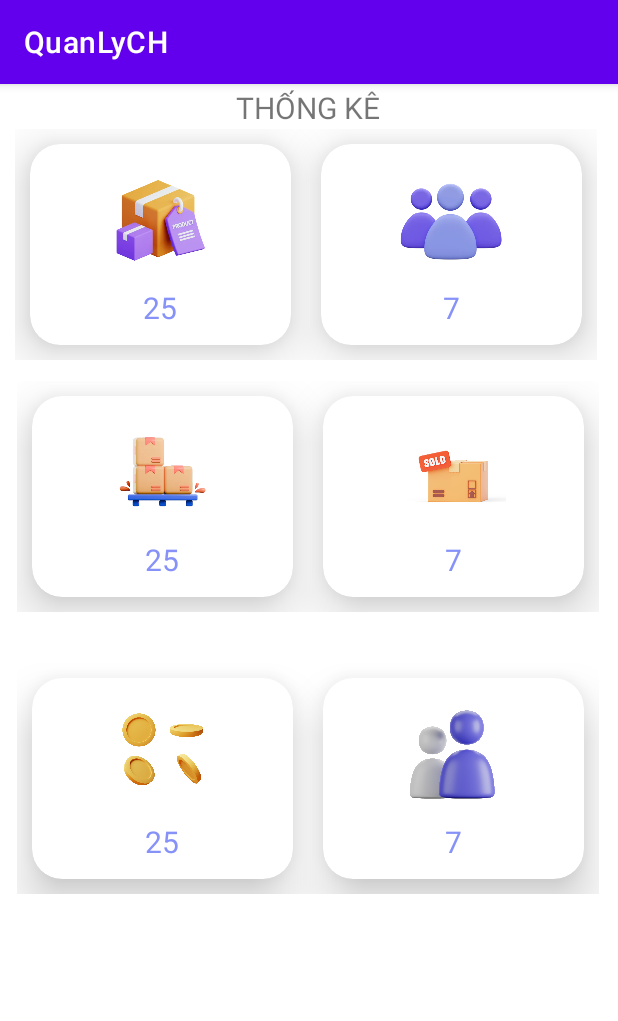
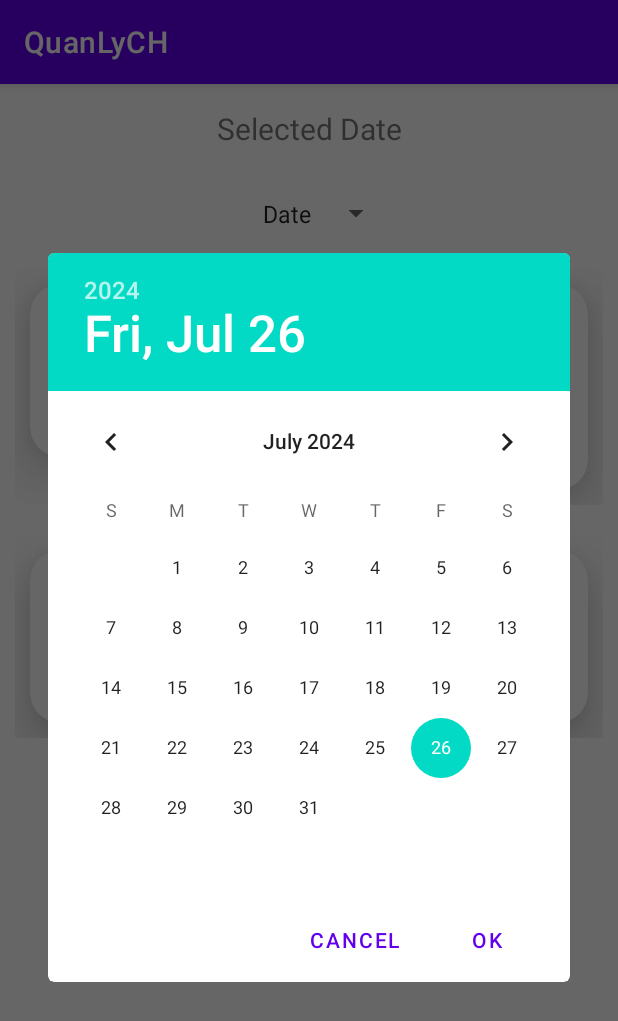
Before and after one commit to TrungK2Tan/QLyCH, an Android app: the fragment AdminChartFragment shown on its own in the app's theme, on a phone screen of 412 x 824 dp. Shown: the top 1021 px of the screen. Run offline under Robolectric (Android 15) with nearby library versions, the phone set to English and light mode, and no system bars.

Commit message:
Admin thống kê (sản phẩm theo ngày tháng năm)

```diff
--- a/app/src/main/java/com/example/quanlych/admin/chart/AdminChartFragment.kt
+++ b/app/src/main/java/com/example/quanlych/admin/chart/AdminChartFragment.kt
@@ -1,42 +1,110 @@
 package com.example.quanlych.admin.chart
-
+import AdminChartViewModel
+import MonthPickerDialog
+import YearPickerDialog
+import android.app.DatePickerDialog
 import android.os.Bundle
 import android.view.LayoutInflater
 import android.view.View
 import android.view.ViewGroup
+import android.widget.AdapterView
+import android.widget.DatePicker
+import android.widget.Spinner
 import android.widget.TextView
 import androidx.fragment.app.Fragment
 import androidx.lifecycle.ViewModelProvider
+
 import com.example.quanlych.databinding.FragmentAdminChartBinding
+import java.util.*
 
 class AdminChartFragment : Fragment() {
 
     private var _binding: FragmentAdminChartBinding? = null
+    private val binding get() = _binding!!
+    private lateinit var adminChartViewModel: AdminChartViewModel
 
-    // This property is only valid between onCreateView and
-    // onDestroyView.
-    private val binding get() = _binding!!
+    private var currentSelectedDateType = -1 // Lưu loại ngày hiện tại để xử lý việc mở lại các dialog
 
     override fun onCreateView(
-        inflater: LayoutInflater,
-        container: ViewGroup?,
+        inflater: LayoutInflater, container: ViewGroup?,
         savedInstanceState: Bundle?
     ): View {
-        val AdminChartViewModel =
-            ViewModelProvider(this).get(AdminChartViewModel::class.java)
-
+        adminChartViewModel = ViewModelProvider(this).get(AdminChartViewModel::class.java)
         _binding = FragmentAdminChartBinding.inflate(inflater, container, false)
         val root: View = binding.root
 
-        val textView: TextView = binding.textAdminchart
-        AdminChartViewModel.text.observe(viewLifecycleOwner) {
-            textView.text = it
+        // Quan sát LiveData để cập nhật TextView khi dữ liệu thay đổi
+        adminChartViewModel.totalProductsCount.observe(viewLifecycleOwner) { count ->
+            binding.sumproduct.text = count.toString()
         }
+
+        // Thiết lập Spinner và các dialog
+        setupSpinner()
+
         return root
+    }
+
+    private fun setupSpinner() {
+        val spinner: Spinner = binding.spinnerDateType
+        spinner.onItemSelectedListener = object : AdapterView.OnItemSelectedListener {
+            override fun onItemSelected(parent: AdapterView<*>?, view: View?, position: Int, id: Long) {
+                if (position != currentSelectedDateType) {
+                    currentSelectedDateType = position
+                    when (position) {
+                        0 -> showDatePicker() // Ngày
+                        1 -> showMonthPicker() // Tháng
+                        2 -> showYearPicker() // Năm
+                    }
+                }
+            }
+
+            override fun onNothingSelected(parent: AdapterView<*>?) {
+                // Xử lý nếu không có mục nào được chọn
+            }
+        }
+    }
+
+    private fun showDatePicker() {
+        val calendar = Calendar.getInstance()
+        val year = calendar.get(Calendar.YEAR)
+        val month = calendar.get(Calendar.MONTH)
+        val day = calendar.get(Calendar.DAY_OF_MONTH)
+
+        DatePickerDialog(requireContext(), { _, selectedYear, selectedMonth, selectedDay ->
+            val selectedDate = "$selectedDay/${selectedMonth + 1}/$selectedYear"
+            binding.textSelectedDate.text = selectedDate
+            adminChartViewModel.loadProductsCount(selectedDate)
+        }, year, month, day).show()
+    }
+
+    private fun showMonthPicker() {
+        val dialog = MonthPickerDialog()
+        dialog.setOnDateSetListener { selectedMonth ->
+            val year = Calendar.getInstance().get(Calendar.YEAR)
+            val formattedMonth = selectedMonth.toString().padStart(2, '0')
+            val selectedDate = "$formattedMonth/$year"
+            binding.textSelectedDate.text = selectedDate
+            adminChartViewModel.loadProductsCount(selectedDate)
+        }
+        dialog.show(parentFragmentManager, "MonthPickerDialog")
+    }
+
+    private fun showYearPicker() {
+        val dialog = YearPickerDialog()
+        dialog.setOnDateSetListener { selectedYear ->
+            binding.textSelectedDate.text = selectedYear.toString()
+            adminChartViewModel.loadProductsCount(selectedYear.toString())
+        }
+        dialog.show(parentFragmentManager, "YearPickerDialog")
     }
 
     override fun onDestroyView() {
         super.onDestroyView()
         _binding = null
     }
+
+    fun updateSelectedDate(date: String) {
+        binding.textSelectedDate.text = date
+        adminChartViewModel.loadProductsCount(date)
+    }
 }
--- a/app/src/main/java/com/example/quanlych/admin/chart/AdminChartViewModel.kt
+++ b/app/src/main/java/com/example/quanlych/admin/chart/AdminChartViewModel.kt
@@ -1,14 +1,16 @@
-package com.example.quanlych.admin.chart
-
-
+import android.app.Application
+import androidx.lifecycle.AndroidViewModel
 import androidx.lifecycle.LiveData
 import androidx.lifecycle.MutableLiveData
-import androidx.lifecycle.ViewModel
+import com.example.quanlych.data.DatabaseHelper
 
-class AdminChartViewModel : ViewModel() {
+class AdminChartViewModel(application: Application) : AndroidViewModel(application) {
+    private val _totalProductsCount = MutableLiveData<Int>()
+    val totalProductsCount: LiveData<Int> get() = _totalProductsCount
 
-    private val _text = MutableLiveData<String>().apply {
-        value = "THỐNG KÊ"
+    private val databaseHelper = DatabaseHelper(application)
+
+    fun loadProductsCount(date: String?) {
+        _totalProductsCount.value = databaseHelper.getTotalProductsCount(date)
     }
-    val text: LiveData<String> = _text
 }
--- a/app/src/main/res/layout/fragment_admin_chart.xml
+++ b/app/src/main/res/layout/fragment_admin_chart.xml
@@ -1,37 +1,51 @@
 <?xml version="1.0" encoding="utf-8"?>
 <androidx.constraintlayout.widget.ConstraintLayout xmlns:android="http://schemas.android.com/apk/res/android"
     xmlns:app="http://schemas.android.com/apk/res-auto"
+    xmlns:tools="http://schemas.android.com/tools"
     android:layout_width="match_parent"
     android:layout_height="match_parent">
+
+    <!-- Spinner to Select Date, Month or Year -->
+    <Spinner
+        android:id="@+id/spinnerDateType"
+        android:layout_width="wrap_content"
+        android:layout_height="wrap_content"
+        android:layout_margin="16dp"
+        android:entries="@array/date_options"
+        android:padding="16dp"
+        app:layout_constraintEnd_toEndOf="parent"
+        app:layout_constraintStart_toStartOf="parent"
+        app:layout_constraintTop_toBottomOf="@+id/textSelectedDate" />
+
+
     <TextView
-        android:id="@+id/text_adminchart"
-        android:layout_width="match_parent"
+        android:id="@+id/textSelectedDate"
+        android:layout_width="wrap_content"
         android:layout_height="wrap_content"
-        android:layout_marginStart="7dp"
-        android:layout_marginTop="2dp"
-        android:layout_marginEnd="8dp"
-
+        android:layout_margin="16dp"
+        android:text="Selected Date"
         android:textAlignment="center"
         android:textSize="20sp"
         app:layout_constraintEnd_toEndOf="parent"
         app:layout_constraintStart_toStartOf="parent"
         app:layout_constraintTop_toTopOf="parent" />
+
+    <!-- CardViews with content -->
     <LinearLayout
         android:id="@+id/row1"
-        android:layout_width="408dp"
-        android:layout_height="174dp"
-        android:layout_marginTop="20dp"
+        android:layout_width="0dp"
+        android:layout_height="wrap_content"
         android:orientation="horizontal"
         android:padding="10dp"
         app:layout_constraintEnd_toEndOf="parent"
-        app:layout_constraintHorizontal_bias="0.0"
         app:layout_constraintStart_toStartOf="parent"
-        app:layout_constraintTop_toTopOf="parent">
+        app:layout_constraintTop_toBottomOf="@+id/spinnerDateType">
 
+        <!-- Card for Total Products -->
         <androidx.cardview.widget.CardView
             android:id="@+id/clCard"
             android:layout_width="0dp"
-            android:layout_height="match_parent"
+            android:layout_height="wrap_content"
             android:layout_margin="10dp"
             android:layout_weight="1"
             app:cardCornerRadius="20dp"
@@ -39,18 +53,7 @@
 
             <RelativeLayout
                 android:layout_width="match_parent"
-                android:layout_height="match_parent">
-
-                <TextView
-                    android:id="@+id/sumproduct"
-                    android:layout_width="wrap_content"
-                    android:layout_height="wrap_content"
-                    android:layout_below="@+id/productImg"
-                    android:layout_centerHorizontal="true"
-                    android:layout_marginTop="10dp"
-                    android:text="25"
-                    android:textColor="@color/lavender"
-                    android:textSize="20sp" />
+                android:layout_height="wrap_content">
 
                 <ImageView
                     android:id="@+id/productImg"
@@ -59,12 +62,36 @@
                     android:layout_centerHorizontal="true"
                     android:layout_marginTop="15dp"
                     android:src="@drawable/n" />
+
+                <TextView
+                    android:id="@+id/textView"
+                    android:layout_width="wrap_content"
+                    android:layout_height="wrap_content"
+                    android:layout_alignParentStart="true"
+                    android:layout_marginStart="22dp"
+                    android:layout_marginTop="96dp"
+                    android:layout_marginEnd="64dp"
+                    android:layout_toStartOf="@+id/sumproduct"
+                    android:text="Tổng SP:"
+                    android:textStyle="bold" />
+
+                <TextView
+                    android:id="@+id/sumproduct"
+                    android:layout_width="wrap_content"
+                    android:layout_height="wrap_content"
+                    android:layout_below="@id/productImg"
+                    android:layout_alignParentEnd="true"
+                    android:layout_marginEnd="16dp"
+                    android:text="20"
+                    android:textColor="@color/lavender"
+                    android:textSize="15sp" />
             </RelativeLayout>
         </androidx.cardview.widget.CardView>
 
+        <!-- Card for Customers -->
         <androidx.cardview.widget.CardView
             android:layout_width="0dp"
-            android:layout_height="match_parent"
+            android:layout_height="wrap_content"
             android:layout_margin="10dp"
             android:layout_weight="1"
             app:cardCornerRadius="20dp"
@@ -72,19 +99,7 @@
 
             <RelativeLayout
                 android:layout_width="match_parent"
-                android:layout_height="match_parent">
-
-                <TextView
-                    android:id="@+id/sumuser"
-                    android:layout_width="wrap_content"
-                    android:layout_height="wrap_content"
-                    android:layout_below="@+id/userImg"
-                    android:layout_centerHorizontal="true"
-                    android:layout_marginTop="10dp"
-
-                    android:text="7"
-                    android:textColor="@color/lavender"
-                    android:textSize="20sp" />
+                android:layout_height="wrap_content">
 
                 <ImageView
                     android:id="@+id/userImg"
@@ -93,26 +108,49 @@
                     android:layout_centerHorizontal="true"
                     android:layout_marginTop="15dp"
                     android:src="@drawable/nn" />
+
+                <TextView
+                    android:id="@+id/textView1"
+                    android:layout_width="wrap_content"
+                    android:layout_height="wrap_content"
+                    android:layout_alignParentStart="true"
+                    android:layout_marginStart="16dp"
+                    android:layout_marginTop="96dp"
+                    android:text="Khách hàng:"
+                    android:textStyle="bold" />
+
+                <TextView
+                    android:id="@+id/sumuser"
+                    android:layout_width="wrap_content"
+                    android:layout_height="wrap_content"
+                    android:layout_below="@id/userImg"
+                    android:layout_alignParentEnd="true"
+                    android:layout_marginTop="14dp"
+                    android:layout_marginEnd="34dp"
+                    android:layout_marginBottom="16dp"
+                    android:text="7"
+                    android:textColor="@color/lavender"
+                    android:textSize="16sp" />
             </RelativeLayout>
         </androidx.cardview.widget.CardView>
     </LinearLayout>
 
+    <!-- Additional Rows -->
     <LinearLayout
-        android:id="@+id/row3"
-        android:layout_width="408dp"
-        android:layout_height="174dp"
-        android:layout_marginTop="188dp"
+        android:id="@+id/row2"
+        android:layout_width="0dp"
+        android:layout_height="wrap_content"
         android:orientation="horizontal"
         android:padding="10dp"
-        app:layout_constraintEnd_toEndOf="parent"
-        app:layout_constraintHorizontal_bias="0.333"
+        app:layout_constraintTop_toBottomOf="@id/row1"
         app:layout_constraintStart_toStartOf="parent"
-        app:layout_constraintTop_toTopOf="parent">
+        app:layout_constraintEnd_toEndOf="parent">
 
+        <!-- Card for Total Amount -->
         <androidx.cardview.widget.CardView
-            android:id="@+id/clothingCard"
+            android:id="@+id/cloCard"
             android:layout_width="0dp"
-            android:layout_height="match_parent"
+            android:layout_height="wrap_content"
             android:layout_margin="10dp"
             android:layout_weight="1"
             app:cardCornerRadius="20dp"
@@ -120,99 +158,18 @@
 
             <RelativeLayout
                 android:layout_width="match_parent"
-                android:layout_height="match_parent">
+                android:layout_height="wrap_content">
 
                 <TextView
-                    android:id="@+id/hangton"
+                    android:id="@+id/txt"
                     android:layout_width="wrap_content"
                     android:layout_height="wrap_content"
-                    android:layout_below="@+id/productImage"
-                    android:layout_centerHorizontal="true"
-                    android:layout_marginTop="10dp"
-                    android:text="25"
-                    android:textColor="@color/lavender"
-                    android:textSize="20sp" />
-
-                <ImageView
-                    android:id="@+id/productImage"
-                    android:layout_width="70dp"
-                    android:layout_height="70dp"
-                    android:layout_centerHorizontal="true"
-                    android:layout_marginTop="15dp"
-                    android:src="@drawable/nnn" />
-            </RelativeLayout>
-        </androidx.cardview.widget.CardView>
-
-        <androidx.cardview.widget.CardView
-            android:layout_width="0dp"
-            android:layout_height="match_parent"
-            android:layout_margin="10dp"
-            android:layout_weight="1"
-            app:cardCornerRadius="20dp"
-            app:cardElevation="20dp">
-
-            <RelativeLayout
-                android:layout_width="match_parent"
-                android:layout_height="match_parent">
-
-                <TextView
-                    android:id="@+id/spbanduoc"
-                    android:layout_width="wrap_content"
-                    android:layout_height="wrap_content"
-                    android:layout_below="@+id/userImage"
-                    android:layout_centerHorizontal="true"
-                    android:layout_marginTop="10dp"
-
-                    android:text="7"
-                    android:textColor="@color/lavender"
-                    android:textSize="20sp" />
-
-                <ImageView
-                    android:id="@+id/userImage"
-                    android:layout_width="70dp"
-                    android:layout_height="70dp"
-                    android:layout_centerHorizontal="true"
-                    android:layout_marginTop="15dp"
-                    android:src="@drawable/nnnn" />
-            </RelativeLayout>
-        </androidx.cardview.widget.CardView>
-    </LinearLayout>
-
-    <LinearLayout
-        android:id="@+id/row2"
-        android:layout_width="408dp"
-        android:layout_height="174dp"
-        android:layout_marginTop="376dp"
-        android:orientation="horizontal"
-        android:padding="10dp"
-        app:layout_constraintEnd_toEndOf="parent"
-        app:layout_constraintHorizontal_bias="0.333"
-        app:layout_constraintStart_toStartOf="parent"
-        app:layout_constraintTop_toTopOf="parent">
-
-        <androidx.cardview.widget.CardView
-            android:id="@+id/cloCard"
-            android:layout_width="0dp"
-            android:layout_height="match_parent"
-            android:layout_margin="10dp"
-            android:layout_weight="1"
-            app:cardCornerRadius="20dp"
-            app:cardElevation="20dp">
-
-            <RelativeLayout
-                android:layout_width="match_parent"
-                android:layout_height="match_parent">
-
-                <TextView
-                    android:id="@+id/tongtien"
-                    android:layout_width="wrap_content"
-                    android:layout_height="wrap_content"
-                    android:layout_below="@+id/tongtienImage"
-                    android:layout_centerHorizontal="true"
-                    android:layout_marginTop="10dp"
-                    android:text="25"
-                    android:textColor="@color/lavender"
-                    android:textSize="20sp" />
+                    android:layout_alignParentStart="true"
+                    android:layout_alignParentTop="true"
+                    android:layout_marginStart="16dp"
+                    android:layout_marginTop="96dp"
+                    android:text="Doanh thu:"
+                    android:textStyle="bold" />
 
                 <ImageView
                     android:id="@+id/tongtienImage"
@@ -221,12 +178,24 @@
                     android:layout_centerHorizontal="true"
                     android:layout_marginTop="15dp"
                     android:src="@drawable/nnnnn" />
+
+                <TextView
+                    android:id="@+id/tongtien"
+                    android:layout_width="wrap_content"
+                    android:layout_height="wrap_content"
+                    android:layout_alignParentEnd="true"
+                    android:layout_marginTop="10dp"
+                    android:layout_marginEnd="52dp"
+                    android:text="25"
+                    android:textColor="@color/lavender"
+                    android:textSize="20sp" />
             </RelativeLayout>
         </androidx.cardview.widget.CardView>
 
+        <!-- Card for Other Info -->
         <androidx.cardview.widget.CardView
             android:layout_width="0dp"
-            android:layout_height="match_parent"
+            android:layout_height="wrap_content"
             android:layout_margin="10dp"
             android:layout_weight="1"
             app:cardCornerRadius="20dp"
@@ -234,19 +203,18 @@
 
             <RelativeLayout
                 android:layout_width="match_parent"
-                android:layout_height="match_parent">
+                android:layout_height="wrap_content">
 
                 <TextView
-                    android:id="@+id/jj"
+                    android:id="@+id/tx"
                     android:layout_width="wrap_content"
                     android:layout_height="wrap_content"
-                    android:layout_below="@+id/jjImage"
-                    android:layout_centerHorizontal="true"
-                    android:layout_marginTop="10dp"
-
-                    android:text="7"
-                    android:textColor="@color/lavender"
-                    android:textSize="20sp" />
+                    android:layout_alignParentStart="true"
+                    android:layout_alignParentTop="true"
+                    android:layout_marginStart="16dp"
+                    android:layout_marginTop="96dp"
+                    android:text="Doanh thu:"
+                    android:textStyle="bold" />
 
                 <ImageView
                     android:id="@+id/jjImage"
@@ -255,7 +223,18 @@
                     android:layout_centerHorizontal="true"
                     android:layout_marginTop="15dp"
                     android:src="@drawable/user" />
+
+                <TextView
+                    android:id="@+id/ts"
+                    android:layout_width="wrap_content"
+                    android:layout_height="wrap_content"
+                    android:layout_centerHorizontal="true"
+                    android:layout_marginTop="10dp"
+                    android:text="7"
+                    android:textColor="@color/lavender"
+                    android:textSize="20sp" />
             </RelativeLayout>
         </androidx.cardview.widget.CardView>
     </LinearLayout>
+
 </androidx.constraintlayout.widget.ConstraintLayout>
--- a/app/src/main/res/layout/fragment_login.xml
+++ b/app/src/main/res/layout/fragment_login.xml
@@ -42,6 +42,7 @@
                 android:drawableLeft="@drawable/baseline_person_24"
                 android:drawablePadding="8dp"
                 android:hint="Tên người dùng"
+                android:text="admin2@gmail.com"
                 android:padding="8dp"
                 android:textColor="@color/black"
                 android:textColorHighlight="@color/cardview_dark_background"
@@ -54,6 +55,7 @@
                 android:background="@drawable/custom_edittext"
                 android:drawableLeft="@drawable/baseline_lock_24"
                 android:drawablePadding="8dp"
+                android:text="123"
                 android:hint="Mật khẩu"
                 android:padding="8dp"
                 android:inputType="textPassword"
--- /dev/null
+++ b/app/src/main/res/values/arrays.xml
@@ -0,0 +1,8 @@
+<?xml version="1.0" encoding="utf-8"?>
+<resources>
+    <string-array name="date_options">
+        <item>Date</item>
+        <item>Month</item>
+        <item>Year</item>
+    </string-array>
+</resources>
```
Also changed, not shown: app/src/main/java/com/example/quanlych/admin/chart/MonthPickerDialog.kt (added, +30 -0 lines), app/src/main/java/com/example/quanlych/admin/chart/YearPickerDialog.kt (added, +29 -0 lines), app/src/main/java/com/example/quanlych/data/DatabaseHelper.kt (+55 -0 lines), app/src/main/res/layout/dialog_date_picker.xml (added, +30 -0 lines), app/src/main/res/layout/dialog_month_picker.xml (added, +20 -0 lines), app/src/main/res/layout/dialog_year_picker.xml (added, +12 -0 lines).
